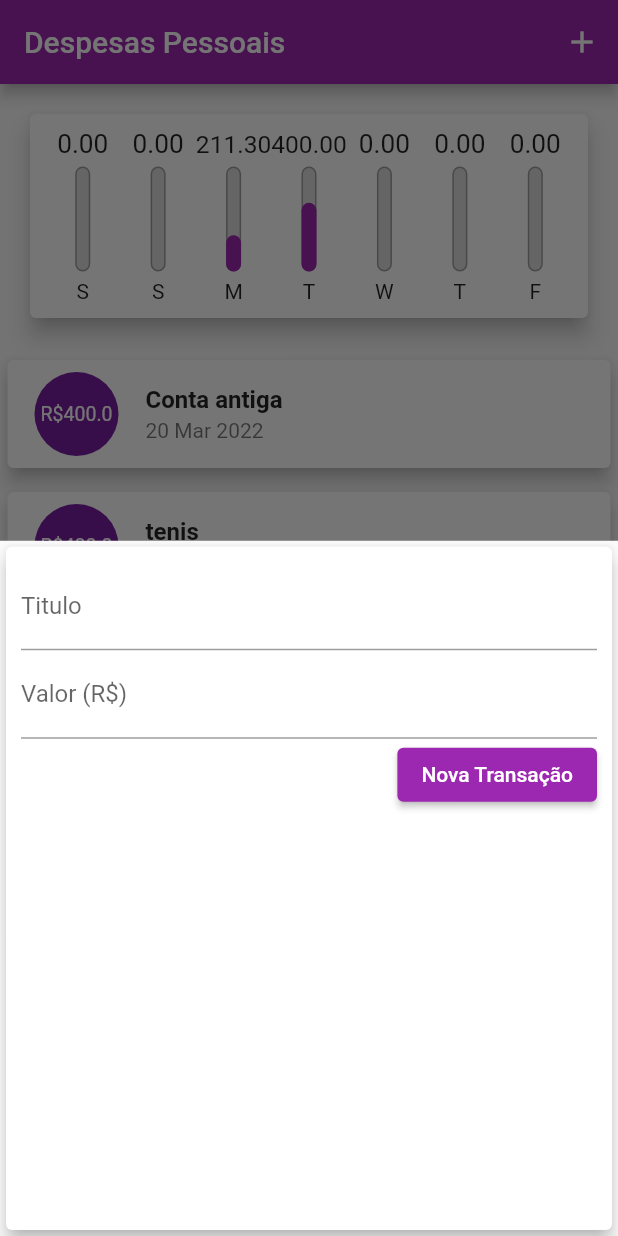
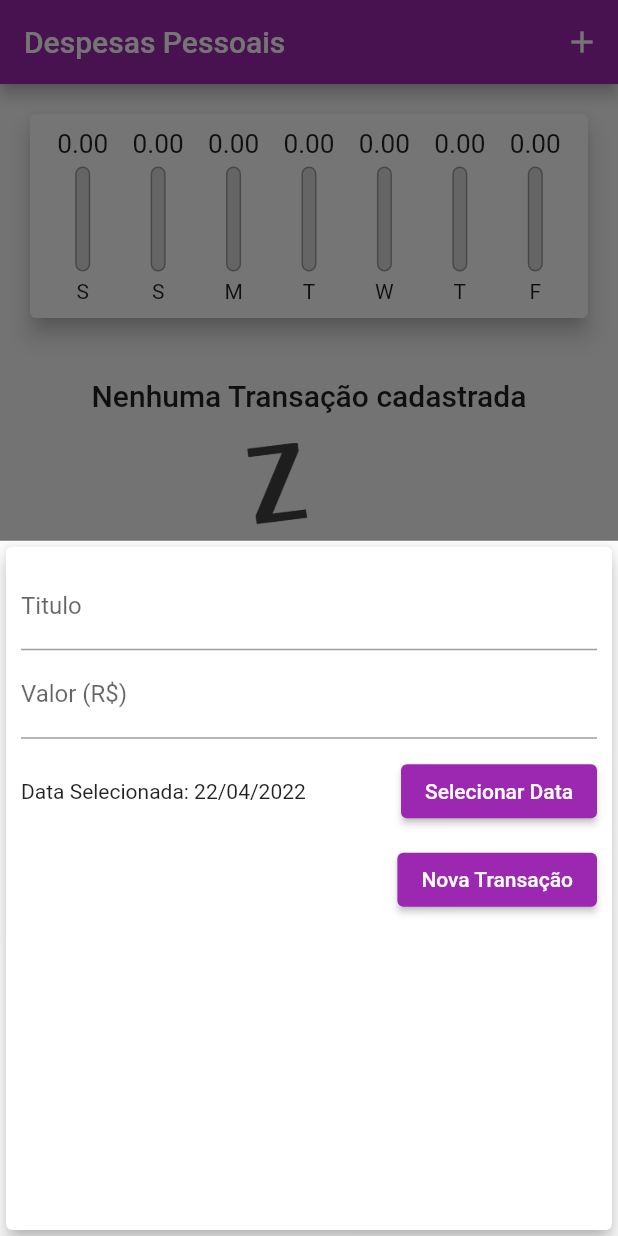
Before and after one commit to Ryan-lima13/despesas, a Flutter app: the screen it shows after launch, after a tap on the "add" icon, on a phone screen of 412 x 824 dp. Run offline on Flutter 3.47's test engine with Material 2 defaults, Android fonts, the phone set to English and light mode, and no system bars.

Commit message:
transacão com data

```diff
--- a/lib/components/Chart.dart
+++ b/lib/components/Chart.dart
@@ -59,7 +59,7 @@ class Chart extends StatelessWidget {
               child: ChartBar(
                 label: tr['day'].toString(),
                 value: (tr['value'] as double),
-                percentage: (tr['value'] as double) /_weekTotalValue,
+                percentage: _weekTotalValue == 0 ? 0 : (tr['value'] as double) /_weekTotalValue,
               ),
             );
 
--- a/lib/components/transaction_form.dart
+++ b/lib/components/transaction_form.dart
@@ -1,7 +1,8 @@
 import 'package:flutter/material.dart';
+import 'package:intl/intl.dart';
 class TransactionForm extends StatefulWidget {
 
- final void Function(String, double) onSubmit;
+ final void Function(String, double, DateTime ) onSubmit;
 
  TransactionForm(this.onSubmit);
 
@@ -10,17 +11,40 @@ class TransactionForm extends StatefulWidget {
 }
 
 class _TransactionFormState extends State<TransactionForm> {
- final titleController = TextEditingController();
+ final _titleController = TextEditingController();
 
- final valueController = TextEditingController();
+ final _valueController = TextEditingController();
+ DateTime _selectedDate = DateTime.now();
 
  _submitForm(){
-   final title =  titleController.text;
-   final value = double.tryParse(valueController.text) ?? 0.0;
-   if(title.isEmpty || value <= 0){
+   final title =  _titleController.text;
+   final value = double.tryParse(_valueController.text) ?? 0.0;
+
+   if(title.isEmpty || value <= 0 || _selectedDate == null){
      return;
    }
-    widget.onSubmit(title,value);
+    widget.onSubmit(title,value, _selectedDate);
+ }
+ _showDatePicker(){
+  showDatePicker(
+
+    context: context,
+    initialDate: DateTime.now(),
+    firstDate: DateTime(2021),
+    lastDate: DateTime.now(),
+
+  ).then((pickedDate){
+    if(pickedDate == null){
+      return;
+
+    }
+    setState(() {
+      _selectedDate = pickedDate;
+
+    });
+
+  });
+
  }
 
   @override
@@ -34,7 +58,7 @@ class _TransactionFormState extends State<TransactionForm> {
                 child: Column(
                   children: [
                     TextField(
-                      controller: titleController,
+                      controller: _titleController,
                       onSubmitted: (_) =>_submitForm(),
                       decoration: InputDecoration(
                         labelText: 'Titulo'
@@ -42,13 +66,32 @@ class _TransactionFormState extends State<TransactionForm> {
 
                     ),
                     TextField(
-                     controller: valueController,
+                     controller: _valueController,
                      keyboardType: TextInputType.number,
                      onSubmitted:(_)=> _submitForm() ,
                       decoration: InputDecoration(
                         labelText: 'Valor (R\$)'
                       ),
 
+                    ),
+                    Container(
+                      height: 70,
+                      child: Row(
+                        children: [
+                          Expanded(
+                            child: Text(
+                              _selectedDate == null ?'Nenhuma data Selecionada' : 'Data Selecionada: ${DateFormat('dd/MM/y').format(_selectedDate)}',
+
+                              ),
+                          ),
+                          ElevatedButton(
+                            onPressed: _showDatePicker,
+                            child: Text('Selecionar Data'),
+                            )
+
+                        ],
+
+                      ),
                     ),
                     Row(
                      mainAxisAlignment: MainAxisAlignment.end,
--- a/lib/main.dart
+++ b/lib/main.dart
@@ -38,28 +38,8 @@ class Despesas extends StatefulWidget {
 
 class _DespesasState extends State<Despesas> {
 
-  final List<Transaction> _transactions = [
-    Transaction(
-      id: 't0',
-      title: 'Conta antiga',
-      value: 400.0,
-       date: DateTime.now().subtract(Duration(days:33))
-    ),
-    Transaction(
-      id: 't1',
-      title: 'tenis',
-      value: 400.0,
-       date: DateTime.now().subtract(Duration(days:3))
-    ),
-      Transaction(
-      id: 't2',
-      title: 'Conta luz',
-     value: 211.30,
-      date: DateTime.now().subtract(Duration(days:4))
-      ),
+  final List<Transaction> _transactions = [];
 
-
-  ];
   List<Transaction> get _recentTrasanctions {
     return _transactions .where((tr){
       return tr.date.isAfter(DateTime.now().subtract(
@@ -69,13 +49,13 @@ class _DespesasState extends State<Despesas> {
     }).toList();
   }
 
-   _addTrasaction(String title, double value){
+   _addTrasaction(String title, double value, DateTime date){
 
     final newTransaction = Transaction(
       id: Random().nextDouble().toString(),
       title: title,
       value: value,
-      date: DateTime.now()
+      date: date,
       );
       setState(() {
         _transactions.add(newTransaction);
@@ -89,7 +69,7 @@ _openTransactionFormModel(BuildContext context){
      builder: (_) {
        return TransactionForm(_addTrasaction);
 
-     }
+     },
      );
 }
 
```
